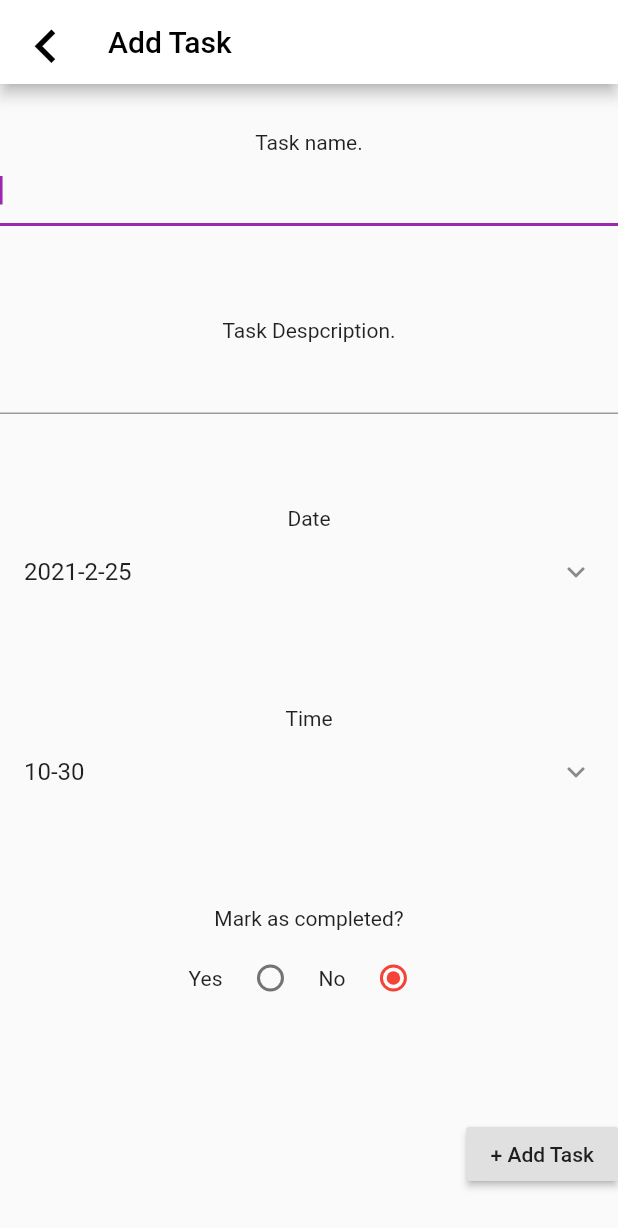
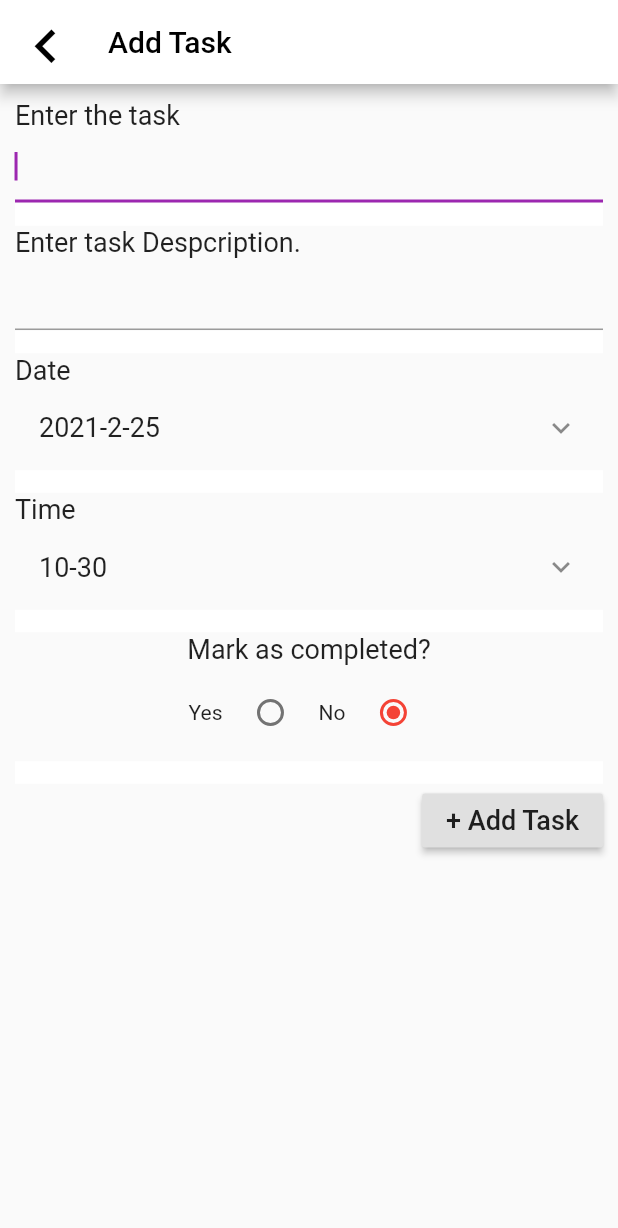
Before and after one commit to Nadika18/Autism_Mobile_App, a Flutter app: the TaskForm screen opened directly, on a phone screen of 412 x 824 dp. Shown: the top 1228 px of the screen. Run offline on Flutter 3.47's test engine with Material 2 defaults, Android fonts, the phone set to English and light mode, and no system bars; our stand-ins replace cloud_firestore, firebase_auth, firebase_core, flutter_tts, font_awesome_flutter, google_sign_in and 2 more; missing offline and left inert: quiz_view; accounts and stored records are empty.

Commit message:
form decorated

```diff
--- a/lib/parent/forms.dart
+++ b/lib/parent/forms.dart
@@ -82,7 +82,7 @@ class _TaskFormState extends State<TaskForm> {
   Widget _buildInputName() {
     return Container(
         child: Column(children: [
-      Text("Task name."),
+      Align(alignment: Alignment.centerLeft ,child:Text("Enter the task", style: TextStyle(fontSize:18 ))),
       TextFormField(
         textInputAction: TextInputAction.next,
         autofocus: true,
@@ -100,7 +100,7 @@ class _TaskFormState extends State<TaskForm> {
   Widget _buildInputDespcription() {
     return Container(
         child: Column(children: [
-      Text("Task Despcription."),
+      Align(alignment: Alignment.centerLeft ,child:Text("Enter task Despcription.",style: TextStyle(fontSize:18 ))),
       TextFormField(
         validator: (value) {
           if (value.isEmpty) {
@@ -115,10 +115,10 @@ class _TaskFormState extends State<TaskForm> {
 
   Widget _buildInputDate() {
     return Container(
-        child: Column(children: [
-      Text("Date"),
+        child: Column(children: [Align(alignment: Alignment.centerLeft ,child:
+      Text("Date", style: TextStyle(fontSize:18 ))),
       ListTile(
-          title: Text("${taskDate.year}-${taskDate.month}-${taskDate.day}"),
+          title: Text("${taskDate.year}-${taskDate.month}-${taskDate.day}",style: TextStyle(fontSize:18 )),
           onTap: _pickDate,
           trailing: Icon(Icons.keyboard_arrow_down))
     ]));
@@ -127,9 +127,10 @@ class _TaskFormState extends State<TaskForm> {
   Widget _buildInputTime() {
     return Container(
         child: Column(children: [
-      Text("Time"),
+          Align(alignment: Alignment.centerLeft ,child:
+      Text("Time", style: TextStyle(fontSize:18))),
       ListTile(
-          title: Text("${taskTime.hour}-${taskTime.minute}"),
+          title: Text("${taskTime.hour}-${taskTime.minute}", style: TextStyle(fontSize:18 )),
           onTap: _pickTime,
           trailing: Icon(Icons.keyboard_arrow_down))
     ]));
@@ -138,7 +139,8 @@ class _TaskFormState extends State<TaskForm> {
   Widget _buildInputCompletion() {
     return Container(
         child: Column(children: [
-      Text("Mark as completed?"),
+
+      Text("Mark as completed?",style: TextStyle(fontSize:18 )),
       ButtonBar(
         alignment: MainAxisAlignment.center,
         children: [
@@ -168,7 +170,7 @@ class _TaskFormState extends State<TaskForm> {
       child: Align(
         alignment: Alignment.centerRight,
         child: RaisedButton(
-          child: Text('+ Add Task'),
+          child: Text('+ Add Task', style: TextStyle(fontSize:18 )),
           onPressed: () {
             if (_formKey.currentState.validate()) {
               _scaffoldKey.currentState.showSnackBar(snackBar);
@@ -186,18 +188,24 @@ class _TaskFormState extends State<TaskForm> {
   Widget _buildForm() {
     return Form(
       key: _formKey,
-      child: Column(
-        mainAxisAlignment: MainAxisAlignment.spaceAround,
+      child: Container(child: ListView(
+        padding:EdgeInsets.all(10) ,
+
         children: [
           _buildInputName(),
+          Divider(color: Colors.white,thickness: 15),
           _buildInputDespcription(),
+          Divider(color: Colors.white,thickness: 15),
           _buildInputDate(),
+          Divider(color: Colors.white,thickness: 15),
           _buildInputTime(),
+          Divider(color: Colors.white,thickness: 15),
           _buildInputCompletion(),
+          Divider(color: Colors.white,thickness: 15),
           _submitForm()
         ],
       ),
-    );
+    ));
   }
 
   @override
```
Also changed, not shown: lib/parent/parentHomepage.dart (+7 -1 lines), lib/parent/rewards.dart (+17 -2 lines).
